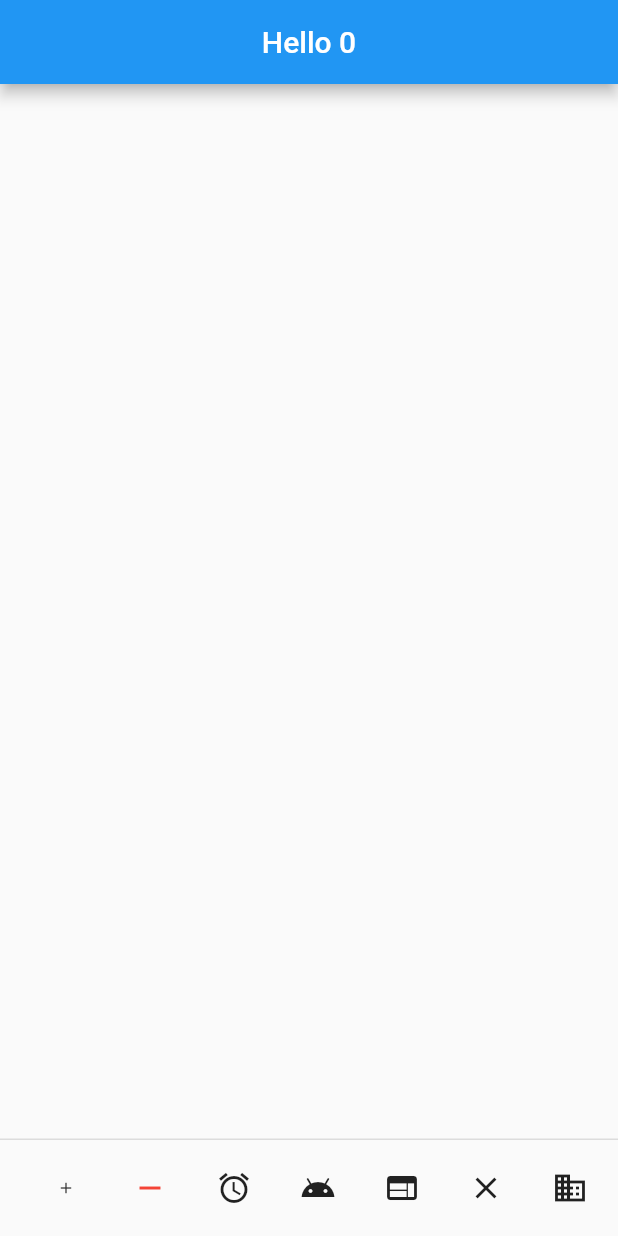
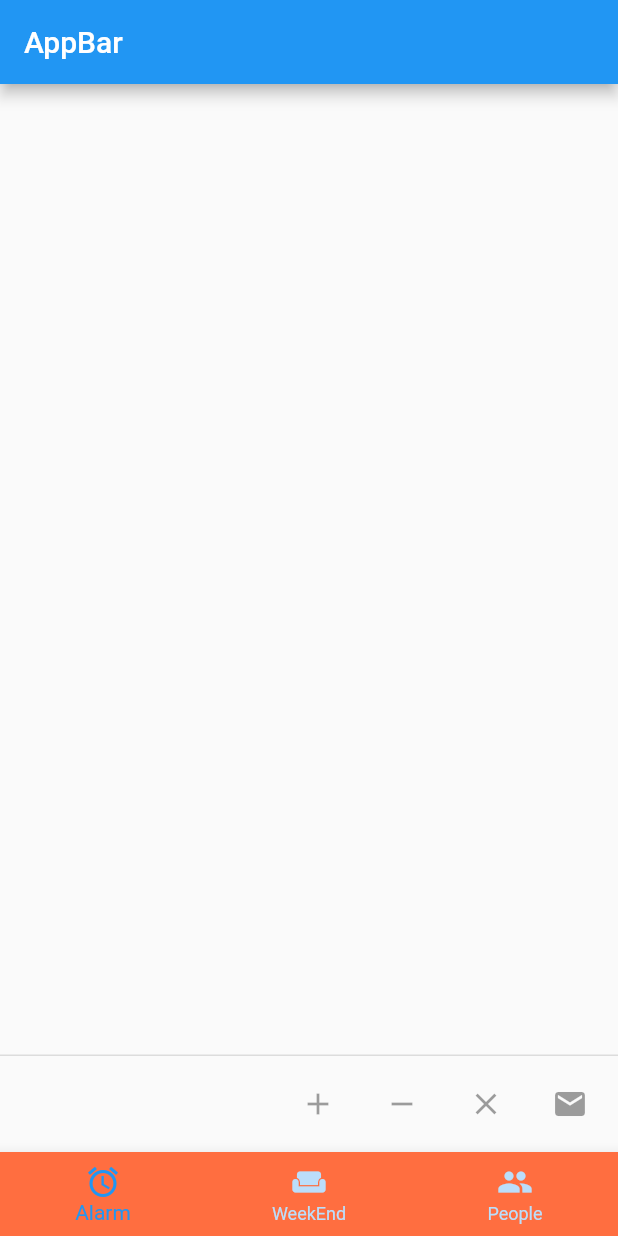
Before and after one commit to ChowDavid/flutter_tutorial, a Flutter app: the screen it shows after launch, on a phone screen of 412 x 824 dp. Run offline on Flutter 3.47's test engine with Material 2 defaults, Android fonts, the phone set to English and light mode, and no system bars.

Commit message:
button navigation bar

```diff
--- a/lib/main.dart
+++ b/lib/main.dart
@@ -1,16 +1,14 @@
 import 'package:flutter/material.dart';
-import 'package:flutter_localizations/flutter_localizations.dart';
-import 'dart:async';
 
-
-void main()=> runApp(MaterialApp(
-  localizationsDelegates: [
-    GlobalMaterialLocalizations.delegate,
-    GlobalWidgetsLocalizations.delegate,
-    GlobalCupertinoLocalizations.delegate,
-  ],
-  home: MyApp(),
-));
+void main() {
+  runApp(MaterialApp(
+    title: 'Flutter Demo',
+      theme: ThemeData(
+        primarySwatch: Colors.blue,
+        visualDensity: VisualDensity.adaptivePlatformDensity,
+      ),
+    home: MyApp(),));
+}
 
 class MyApp extends StatefulWidget {
   @override
@@ -19,49 +17,50 @@ class MyApp extends StatefulWidget {
 
 class _MyAppState extends State<MyApp> {
 
-  int _value;
-  void _add(){
-    setState(() {
-      _value++;
-    });
-  }
-  void _sub(){
-    setState(() {
-      _value--;
-    });
-  }
-
-  void _clear(){setState(() {
-    _value = 0;
-  });}
+  List<BottomNavigationBarItem> _items;
+  int _index;
+  String _value;
 
 
   @override
   void initState() {
-    _value =0;
+    _value='';
+    _index=0;
+    _items=new List<BottomNavigationBarItem>();
+    _items.add(BottomNavigationBarItem(icon: Icon(Icons.access_alarm), title: Text('Alarm')));
+    _items.add(BottomNavigationBarItem(icon: Icon(Icons.weekend),title: Text('WeekEnd')));
+    _items.add(BottomNavigationBarItem(icon: Icon(Icons.people),title: Text('People')));
+
   }
 
   @override
   Widget build(BuildContext context) {
     return Scaffold(
-        appBar: AppBar(
-          //Label text
-          title: Text('Hello $_value'),
-          centerTitle: true,
-          ),
-      persistentFooterButtons: [
-        IconButton(icon: Icon(Icons.add), onPressed: _add, iconSize: 12,),
-        IconButton(icon: Icon(Icons.remove), onPressed: _sub, color: Colors.red,),
-        IconButton(icon: Icon(Icons.alarm), onPressed: _add,hoverColor: Colors.green,),
-        IconButton(icon: Icon(Icons.android), onPressed: _sub, focusColor: Colors.blue,),
-        IconButton(icon: Icon(Icons.web), onPressed: _add,highlightColor: Colors.amber,),
-        IconButton(icon: Icon(Icons.clear), onPressed: _sub),
-        IconButton(icon: Icon(Icons.domain), onPressed: _add),
+      appBar: AppBar(
+        title: Text('AppBar'),
+      ),
+      body: Text('$_value'),
+      persistentFooterButtons: <Widget>[
+        IconButton(icon: Icon(Icons.add),),
+        IconButton(icon: Icon(Icons.remove),),
+        IconButton(icon: Icon(Icons.close),),
+        IconButton(icon: Icon(Icons.email),),
       ],
+      bottomNavigationBar: BottomNavigationBar(
+        items: _items,
+        fixedColor: Colors.blue,
+        backgroundColor: Colors.deepOrangeAccent,
+        unselectedItemColor: Colors.blue[100],
+        currentIndex: _index,
+        onTap: (item){
+          setState(() {
+            _index = item;
+            _value='Current value is $_index';
+          });
+        },
+      )
 
 
-
-
-        );
+    );
   }
 }
```
